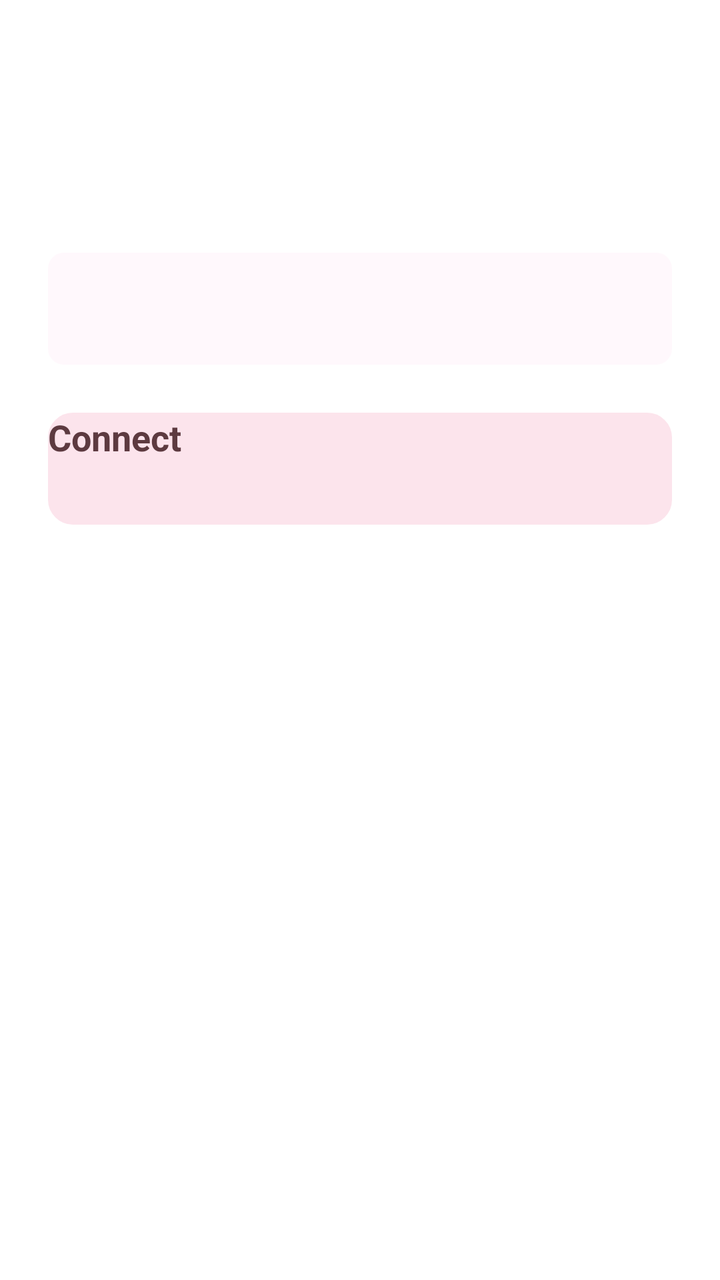
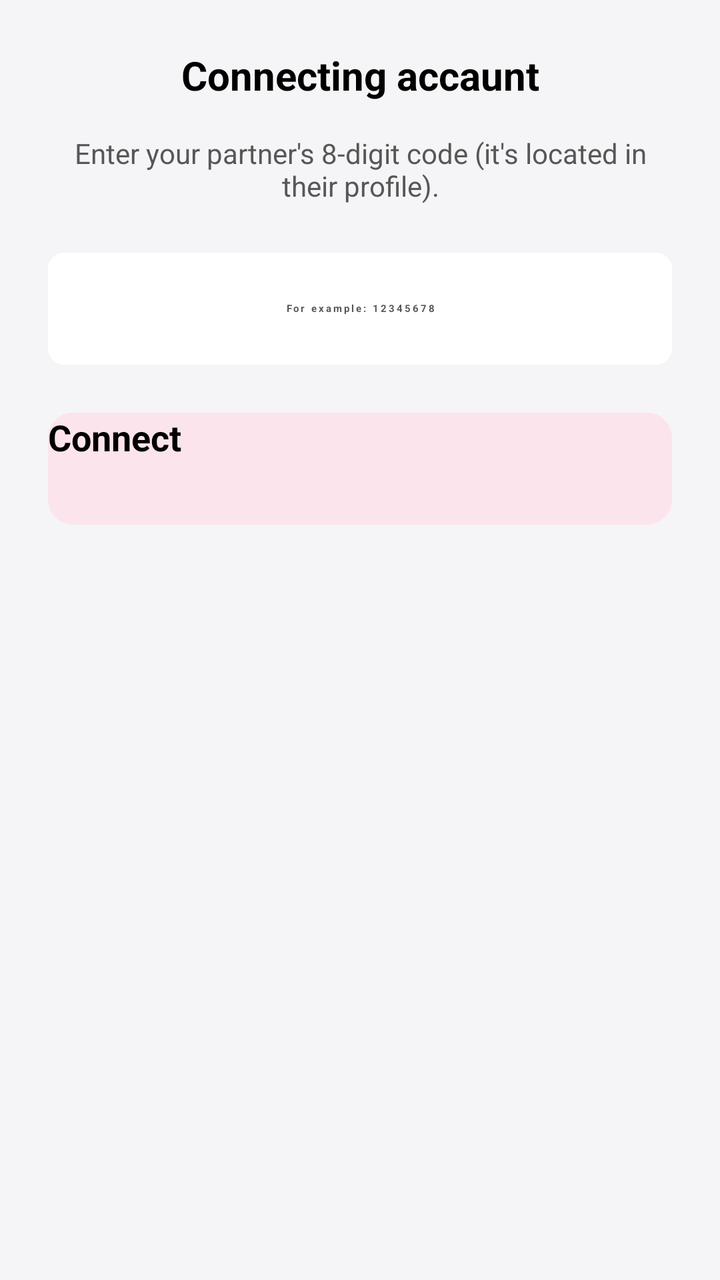

Two renders of the same Android screen: before a commit and after it. Below are the layout's source before the change and the commit's diff.
<!-- AndroidManifest.xml: application theme Theme.App.Starting -->
<!-- res/layout/dialog_invite_partner.xml -->
<?xml version="1.0" encoding="utf-8"?>
<LinearLayout xmlns:android="http://schemas.android.com/apk/res/android"
    android:layout_width="match_parent"
    android:layout_height="wrap_content"
    android:orientation="vertical"
    android:background="?attr/colorSurface"
    android:padding="24dp">

    <TextView
        android:layout_width="match_parent"
        android:layout_height="wrap_content"
        android:text="@string/connecting_accaunt"
        android:textColor="?attr/colorOnSurface"
        android:textSize="20sp"
        android:textStyle="bold"
        android:gravity="center"
        android:layout_marginBottom="16dp"/>

    <TextView
        android:layout_width="match_parent"
        android:layout_height="wrap_content"
        android:text="@string/enter_your_partner_s_8_digit_code_it_s_located_in_their_profile"
        android:textColor="?android:textColorSecondary"
        android:textSize="14sp"
        android:gravity="center"
        android:layout_marginBottom="24dp"/>

    <EditText
        android:id="@+id/etPartnerCode"
        android:layout_width="match_parent"
        android:layout_height="56dp"
        android:background="@drawable/bg_input_soft"
        android:hint="@string/for_example_12345678"
        android:inputType="number"
        android:maxLength="8"
        android:paddingHorizontal="16dp"
        android:gravity="center"
        android:letterSpacing="0.2"
        android:textStyle="bold"
        android:textColor="?attr/colorOnSurface"
        android:textColorHint="?android:textColorSecondary"
        android:layout_marginBottom="24dp"/>

    <androidx.appcompat.widget.AppCompatButton
        android:id="@+id/btnConnect"
        android:layout_width="match_parent"
        android:layout_height="56dp"
        android:background="@drawable/bg_input_field"
        android:backgroundTint="@color/baby_pink"
        android:text="@string/connect"
        android:textAllCaps="false"
        android:textColor="#5D3A40"
        android:textStyle="bold"
        android:textSize="18sp"/>

</LinearLayout>
<!-- resources referenced by this layout -->
<resources>
  <color name="baby_pink">#FCE4EC</color>
  <!-- drawable bg_input_field (drawable) -->
  <?xml version="1.0" encoding="utf-8"?>
  <shape xmlns:android="http://schemas.android.com/apk/res/android">
  
      <solid android:color="@color/white" />
  
      <corners android:radius="12dp" />
  
      <stroke
          android:width="1dp"
          android:color="@color/nav_icon_inactive" />
  </shape>
  <!-- drawable bg_input_soft (drawable) -->
  <?xml version="1.0" encoding="utf-8"?>
  <shape xmlns:android="http://schemas.android.com/apk/res/android"
      android:shape="rectangle">
      <solid android:color="#26FAD1E6"/> <corners android:radius="8dp"/>
  </shape>
  <string name="connect">Connect</string>
  <string name="connecting_accaunt">Connecting accaunt</string>
  <string name="enter_your_partner_s_8_digit_code_it_s_located_in_their_profile">Enter your partner\'s 8-digit code (it\'s located in their profile).</string>
  <string name="for_example_12345678">For example: 12345678</string>
  <style name="Theme.App.Starting" parent="Theme.SplashScreen">
          <item name="windowSplashScreenBackground">@android:color/white</item>
          <item name="windowSplashScreenAnimatedIcon">@drawable/splash_icon</item>
          <item name="windowSplashScreenAnimationDuration">1000</item>
          <item name="postSplashScreenTheme">@style/Theme.OurMemories</item>
      </style>
  <color name="white">#FFFFFF</color>
  <color name="nav_icon_inactive">#BDBDBD</color>
  <!-- drawable splash_icon: png bitmap (drawable, 316944 bytes) -->
  <style name="Theme.OurMemories" parent="Base.Theme.OurMemories" />
  <style name="Base.Theme.OurMemories" parent="Theme.Material3.DayNight.NoActionBar">
          <item name="colorPrimary">@color/primary_lavender</item>
          <item name="colorOnPrimary">@color/white</item>
  
          <item name="android:windowBackground">@color/background_light</item>
          <item name="colorSurface">@color/white</item>
          <item name="colorOnSurface">@color/text_primary</item>
          <item name="colorOnBackground">@color/text_primary</item>
  
          <item name="android:textColorPrimary">@color/text_primary</item>
          <item name="android:textColorSecondary">@color/text_secondary</item>
      </style>
  <color name="primary_lavender">#9C27B0</color>
  <color name="background_light">#F5F5F7</color>
  <color name="text_primary">#000000</color>
  <color name="text_secondary">#575757</color>
</resources>

<!-- the commit's change to res/layout/dialog_invite_partner.xml (unified diff, before → after) -->
@@ -3,14 +3,14 @@
     android:layout_width="match_parent"
     android:layout_height="wrap_content"
     android:orientation="vertical"
-    android:background="?attr/colorSurface"
+    android:background="@color/background_light"
     android:padding="24dp">
 
     <TextView
         android:layout_width="match_parent"
         android:layout_height="wrap_content"
         android:text="@string/connecting_accaunt"
-        android:textColor="?attr/colorOnSurface"
+        android:textColor="@color/text_primary"
         android:textSize="20sp"
         android:textStyle="bold"
         android:gravity="center"
@@ -20,7 +20,7 @@
         android:layout_width="match_parent"
         android:layout_height="wrap_content"
         android:text="@string/enter_your_partner_s_8_digit_code_it_s_located_in_their_profile"
-        android:textColor="?android:textColorSecondary"
+        android:textColor="@color/text_secondary"
         android:textSize="14sp"
         android:gravity="center"
         android:layout_marginBottom="24dp"/>
@@ -37,8 +37,8 @@
         android:gravity="center"
         android:letterSpacing="0.2"
         android:textStyle="bold"
-        android:textColor="?attr/colorOnSurface"
-        android:textColorHint="?android:textColorSecondary"
+        android:textColor="@color/text_primary"
+        android:textColorHint="@color/text_secondary"
         android:layout_marginBottom="24dp"/>
 
     <androidx.appcompat.widget.AppCompatButton
@@ -49,7 +49,7 @@
         android:backgroundTint="@color/baby_pink"
         android:text="@string/connect"
         android:textAllCaps="false"
-        android:textColor="#5D3A40"
+        android:textColor="@color/text_primary"
         android:textStyle="bold"
         android:textSize="18sp"/>
 
<!-- resource entries referenced after the edit -->
@@ -11,13 +11,15 @@
   
       <stroke
           android:width="1dp"
-          android:color="@color/nav_icon_inactive" />
+          android:color="@color/text_primary" />
   </shape>
   <!-- drawable bg_input_soft (drawable) -->
   <?xml version="1.0" encoding="utf-8"?>
   <shape xmlns:android="http://schemas.android.com/apk/res/android"
       android:shape="rectangle">
-      <solid android:color="#26FAD1E6"/> <corners android:radius="8dp"/>
+      <solid android:color="@color/white" />
+      <corners android:color="@color/baby_pink" />
+      <corners android:radius="8dp" />
   </shape>
   <string name="connect">Connect</string>
   <string name="connecting_accaunt">Connecting accaunt</string>
@@ -30,7 +32,6 @@
           <item name="postSplashScreenTheme">@style/Theme.OurMemories</item>
       </style>
   <color name="white">#FFFFFF</color>
-  <color name="nav_icon_inactive">#BDBDBD</color>
   <!-- drawable splash_icon: png bitmap (drawable, 316944 bytes) -->
   <style name="Theme.OurMemories" parent="Base.Theme.OurMemories" />
   <style name="Base.Theme.OurMemories" parent="Theme.Material3.DayNight.NoActionBar">
